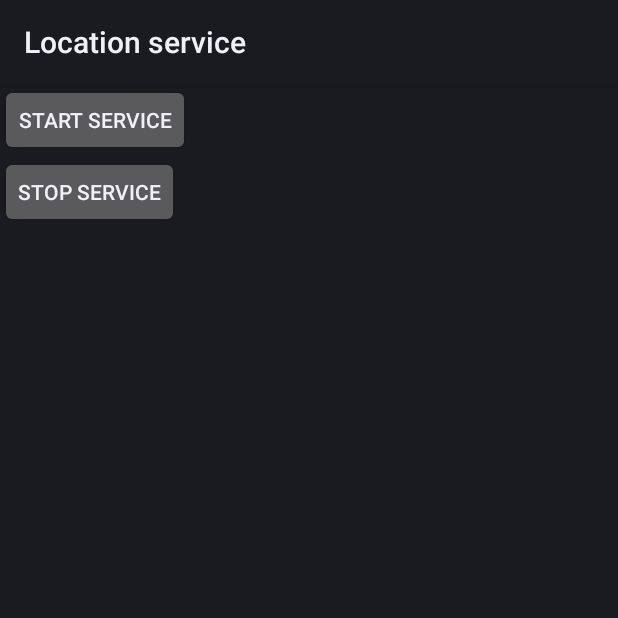
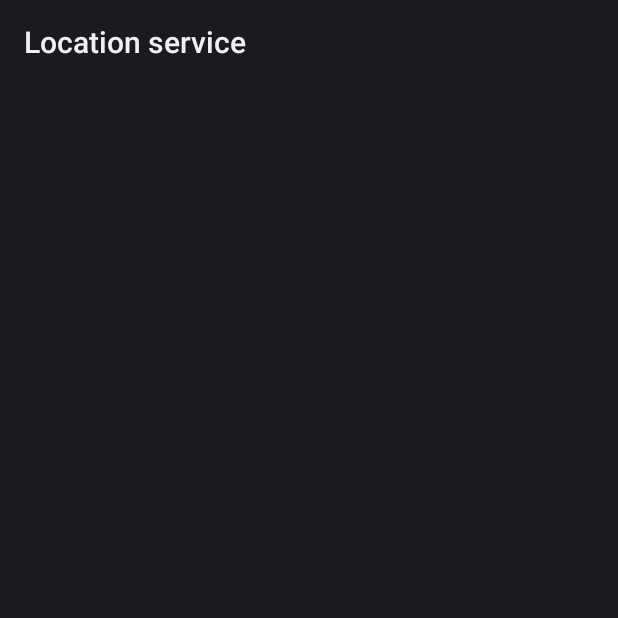
Before and after one commit to LocationService/location-service, an Android app: the screen it shows after launch (MainActivity), on a phone screen of 412 x 824 dp, the top half of it. Run offline under Robolectric (Android 15) with nearby library versions, the phone set to English and light mode, and no system bars.

Commit message:
Request permissions when activity started

```diff
--- a/app/build.gradle
+++ b/app/build.gradle
@@ -25,6 +25,7 @@ dependencies {
     androidTestCompile('com.android.support.test.espresso:espresso-core:2.2.2', {
         exclude group: 'com.android.support', module: 'support-annotations'
     })
+    compile 'com.android.support:appcompat-v7:26.+'
     compile 'com.android.volley:volley:1.0.0'
     testCompile 'junit:junit:4.12'
 }
--- a/app/src/main/AndroidManifest.xml
+++ b/app/src/main/AndroidManifest.xml
@@ -3,9 +3,9 @@
     package="com.c137.location">
 
     <uses-permission android:name="android.permission.ACCESS_FINE_LOCATION" />
-    <uses-permission android:name="android.permission.ACCESS_COARSE_LOCATION" />
+    <uses-permission android:name="android.permission.READ_PHONE_STATE" />
+
     <uses-permission android:name="android.permission.RECEIVE_BOOT_COMPLETED" />
-    <uses-permission android:name="android.permission.READ_PHONE_STATE" />
     <uses-permission android:name="android.permission.INTERNET" />
 
     <uses-feature android:name="android.hardware.location.gps" />
--- a/app/src/main/res/layout/activity_main.xml
+++ b/app/src/main/res/layout/activity_main.xml
@@ -4,18 +4,5 @@
     android:layout_width="fill_parent"
     android:layout_height="fill_parent"
     android:orientation="vertical">
-    <Button
-        android:id="@+id/btnStart"
-        android:layout_width="wrap_content"
-        android:layout_height="wrap_content"
-        android:onClick="onClickStart"
-        android:text="@string/start">
-    </Button>
-    <Button
-        android:id="@+id/btnStop"
-        android:layout_width="wrap_content"
-        android:layout_height="wrap_content"
-        android:onClick="onClickStop"
-        android:text="@string/stop">
-    </Button>
+
 </LinearLayout>
--- a/app/src/main/res/values/strings.xml
+++ b/app/src/main/res/values/strings.xml
@@ -1,5 +1,3 @@
 <resources>
     <string name="app_name">Location service</string>
-    <string name="start">Start service</string>
-    <string name="stop">Stop service</string>
 </resources>
```
Also changed, not shown: app/src/main/java/com/c137/location/MainActivity.java (+54 -6 lines).
